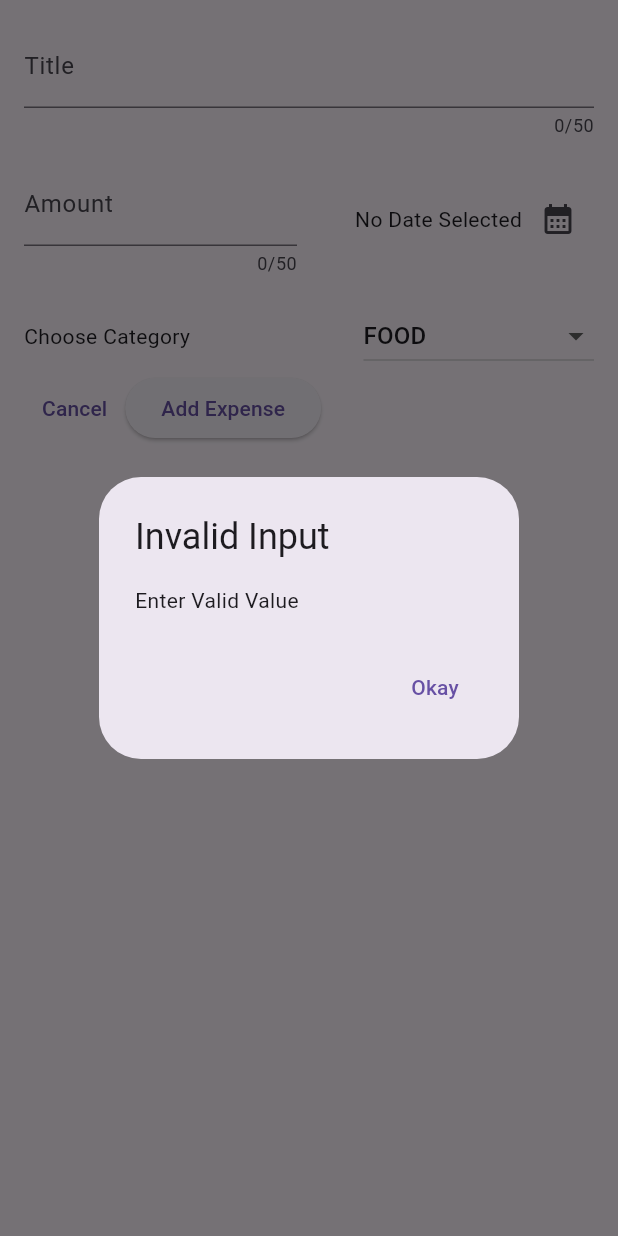
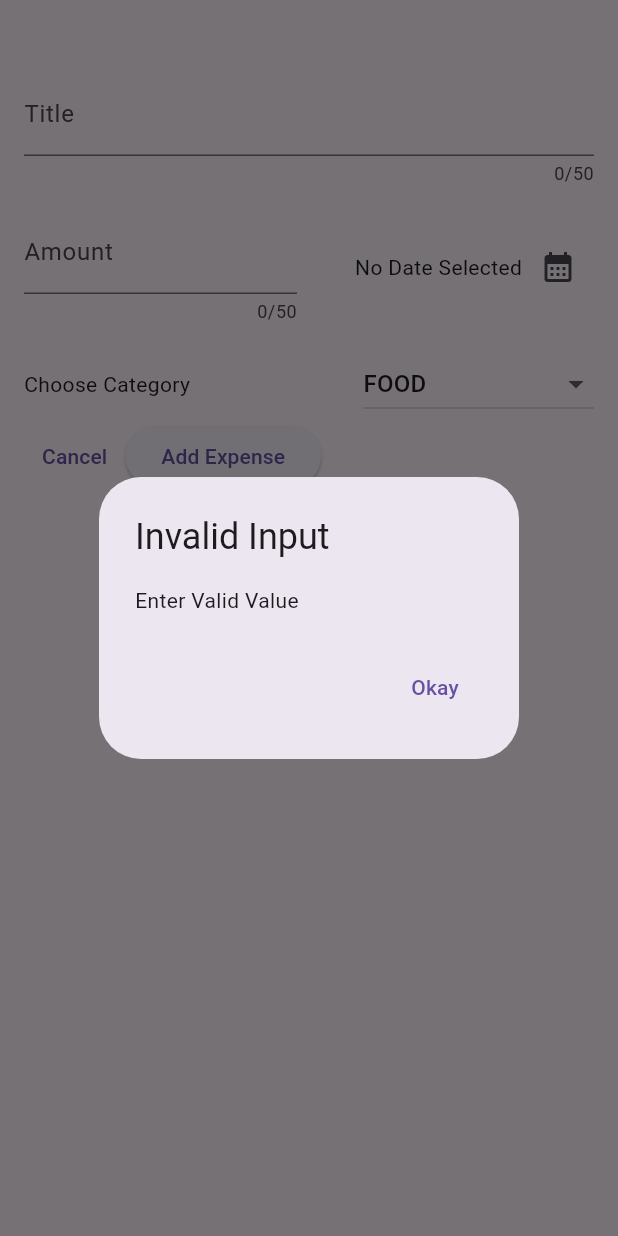
Before and after one commit to TitanGamer03/expense_tracker, a Flutter app: the NewExpense widget shown alone on an empty page, opened directly with empty values, after a tap on "Add Expense", on a phone screen of 412 x 824 dp. Run offline on Flutter 3.47's test engine with Material 3 defaults, Android fonts, the phone set to English and light mode, and no system bars.

Commit message:
Add and Remove Expense with Undo Function is Complete.

```diff
--- a/lib/widget/new_expense.dart
+++ b/lib/widget/new_expense.dart
@@ -53,7 +53,15 @@ class _NewExpenseState extends State<NewExpense> {
       );
       return;
     }
-    widget.onAddExpense(Expense(title: _titleController.text, amount: enteredAmount, date: _selectedDate!, category: _selectedCategory));
+    widget.onAddExpense(
+      Expense(
+        title: _titleController.text,
+        amount: enteredAmount,
+        date: _selectedDate!,
+        category: _selectedCategory,
+      ),
+    );
+    Navigator.pop(context);
   }
 
   @override
@@ -66,7 +74,7 @@ class _NewExpenseState extends State<NewExpense> {
   @override
   Widget build(BuildContext context) {
     return Padding(
-      padding: const EdgeInsets.all(16),
+      padding: const EdgeInsets.fromLTRB(16, 48, 16, 16),
       child: Column(
         children: [
           TextField(
```
Also changed, not shown: lib/widget/expense_list/expense_list.dart (+9 -2 lines), lib/widget/expenses.dart (+30 -1 lines).
